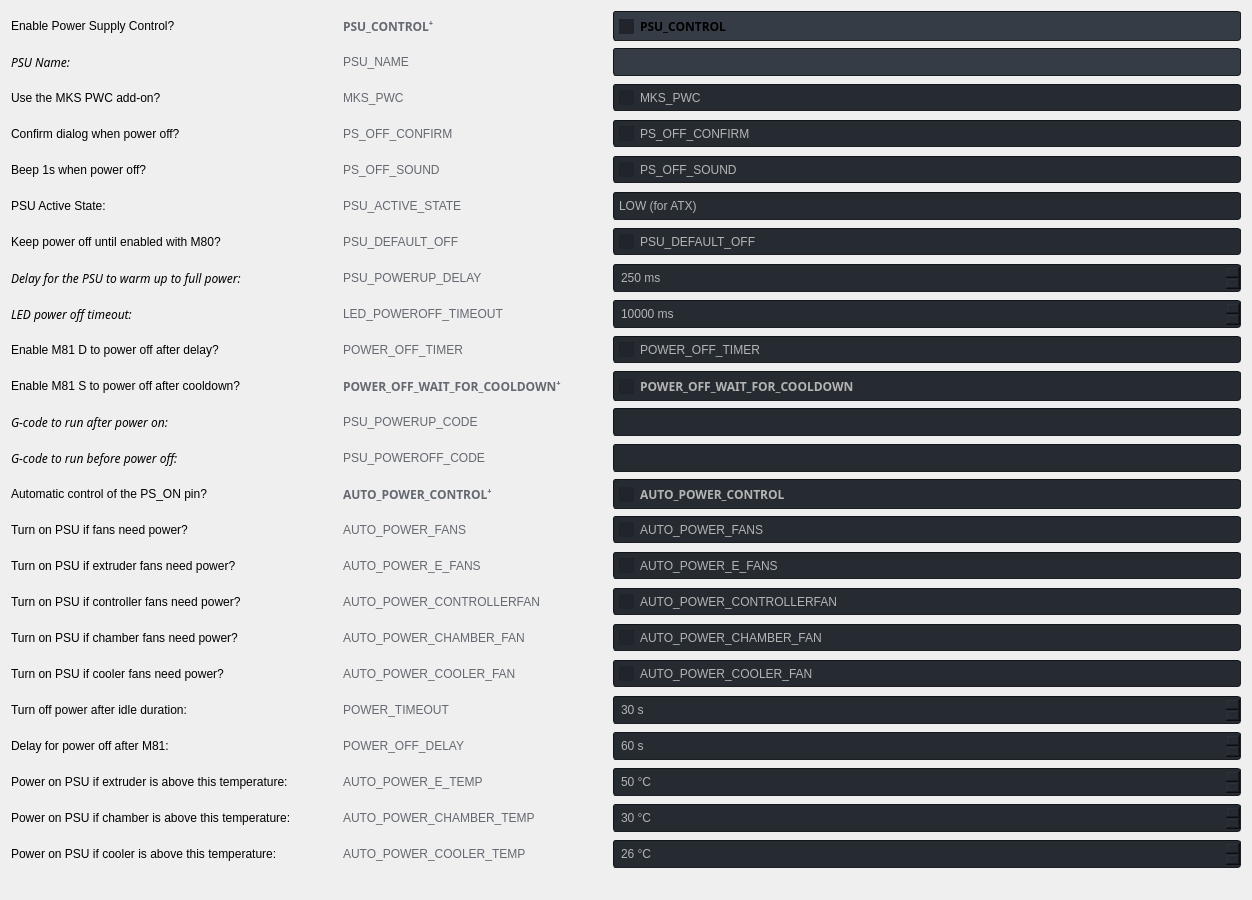
Qt form gui/PowerSupplyPage.ui (SimonBuxx/iloop-marlin-configurator) before a commit.
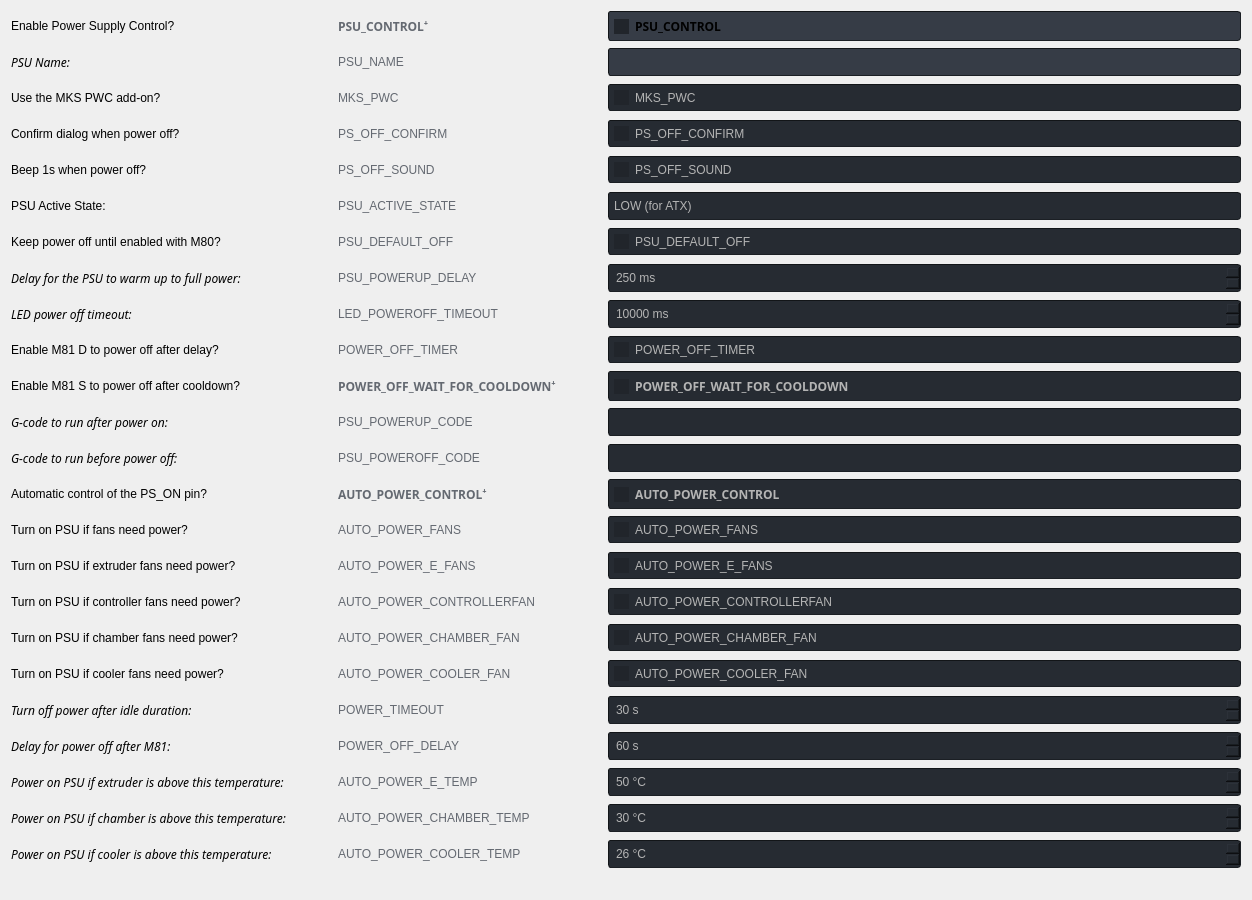
The same form after that commit. Icons and pictures are not drawn.

Commit message: Implementation for power supply page + added all boards

The edit to the form file:
```diff
--- a/gui/PowerSupplyPage.ui
+++ b/gui/PowerSupplyPage.ui
@@ -552,6 +552,12 @@
        <verstretch>0</verstretch>
       </sizepolicy>
      </property>
+     <property name="font">
+      <font>
+       <family>Source Sans Pro</family>
+       <italic>true</italic>
+      </font>
+     </property>
      <property name="text">
       <string>Power on PSU if cooler is above this temperature:</string>
      </property>
@@ -878,6 +884,12 @@
        <verstretch>0</verstretch>
       </sizepolicy>
      </property>
+     <property name="font">
+      <font>
+       <family>Source Sans Pro</family>
+       <italic>true</italic>
+      </font>
+     </property>
      <property name="text">
       <string>Turn off power after idle duration:</string>
      </property>
@@ -1182,6 +1194,12 @@
        <verstretch>0</verstretch>
       </sizepolicy>
      </property>
+     <property name="font">
+      <font>
+       <family>Source Sans Pro</family>
+       <italic>true</italic>
+      </font>
+     </property>
      <property name="text">
       <string>Delay for power off after M81:</string>
      </property>
@@ -1237,6 +1255,12 @@
        <verstretch>0</verstretch>
       </sizepolicy>
      </property>
+     <property name="font">
+      <font>
+       <family>Source Sans Pro</family>
+       <italic>true</italic>
+      </font>
+     </property>
      <property name="text">
       <string>Power on PSU if chamber is above this temperature:</string>
      </property>
@@ -1299,6 +1323,12 @@
        <verstretch>0</verstretch>
       </sizepolicy>
      </property>
+     <property name="font">
+      <font>
+       <family>Source Sans Pro</family>
+       <italic>true</italic>
+      </font>
+     </property>
      <property name="text">
       <string>Power on PSU if extruder is above this temperature:</string>
      </property>
```
The commit also changes 9 other files.
